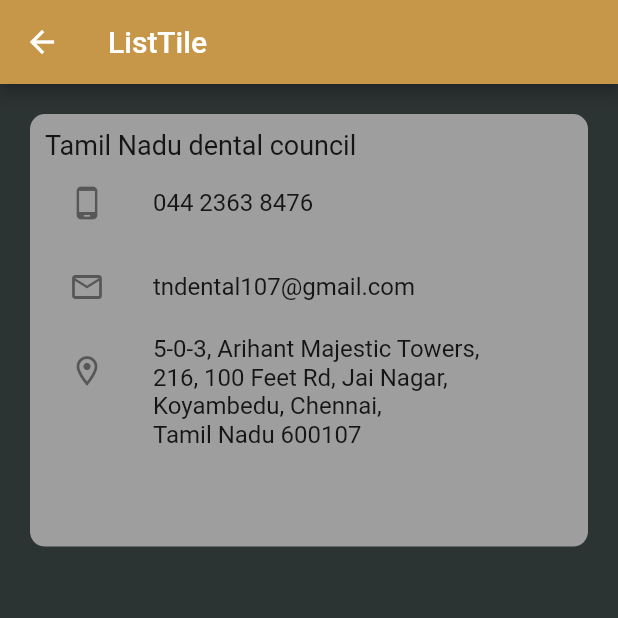
After one commit to anettaj/FlutterDicto, a Flutter app: the List1 screen opened directly, on a phone screen of 412 x 824 dp, the top half of it. The commit adds this screen. Run offline on Flutter 3.47's test engine with Material 2 defaults, Android fonts, the phone set to English and light mode, and no system bars; our stand-ins replace flutter_image_slideshow, stacked_card_carousel; missing offline and left inert: scaled_list, vertical_card_pager.

Commit message:
Listtile

```diff
--- /dev/null
+++ b/Flutter_dicto/lib/Section/ListTile/List_view_listtile.dart
@@ -0,0 +1,68 @@
+import 'package:flutter/material.dart';
+
+import '../../Widgets/Size.dart';
+import '../../main.dart';
+class List1 extends StatelessWidget {
+  const List1({super.key});
+
+  @override
+  Widget build(BuildContext context) {
+    double H= ScreenSize.Height(context);
+    double W= ScreenSize.Height(context);
+    return Scaffold(
+      appBar: AppBar(
+        backgroundColor: Color(0xFFC69749),
+        title: Text(
+          'ListTile',
+        ),
+        leading: IconButton(
+          onPressed: (){
+            Navigator.pushAndRemoveUntil(
+                context,
+                MaterialPageRoute(
+                    builder: (context)=>MyHomePage()
+
+                ),
+                    (route)=>false
+            );
+          },
+          icon: Icon(
+              Icons.arrow_back
+          ),
+        ),
+      ),
+      body:  Container(
+
+        margin: EdgeInsets.all(20),
+        padding: EdgeInsets.all(10),
+        height: H*0.35,
+        decoration: BoxDecoration(
+            color: Colors.grey,
+          borderRadius: BorderRadius.circular(10)
+        ),
+        child: Column(
+          crossAxisAlignment: CrossAxisAlignment.start,
+          children: [
+            Text('Tamil Nadu dental council',
+              style: TextStyle(
+                  fontSize: 18
+              ),
+            ),
+            ListTile(
+              leading: Icon(Icons.phone_android),
+              title: Text('044 2363 8476'),
+            ),
+            ListTile(
+              leading: Icon(Icons.email_outlined),
+              title: Text('tndental107@gmail.com'),
+            ),
+            ListTile(
+              leading: Icon(Icons.location_on_outlined),
+              title: Text('5-0-3, Arihant Majestic Towers,\n216, 100 Feet Rd, Jai Nagar,\nKoyambedu, Chennai,\nTamil Nadu 600107'),
+            ),
+          ],
+        ),
+      ),
+    );
+  }
+}
```
Also changed, not shown: Flutter_dicto/lib/Section/Tab/Tab.dart (added, +58 -0 lines), Flutter_dicto/lib/Section/Tab/Tab1.dart (added, +18 -0 lines), Flutter_dicto/lib/Section/Tab/Tab2.dart (added, +18 -0 lines), Flutter_dicto/lib/Section/Tab/Tab3.dart (added, +18 -0 lines), Flutter_dicto/lib/main.dart (+11 -9 lines).
